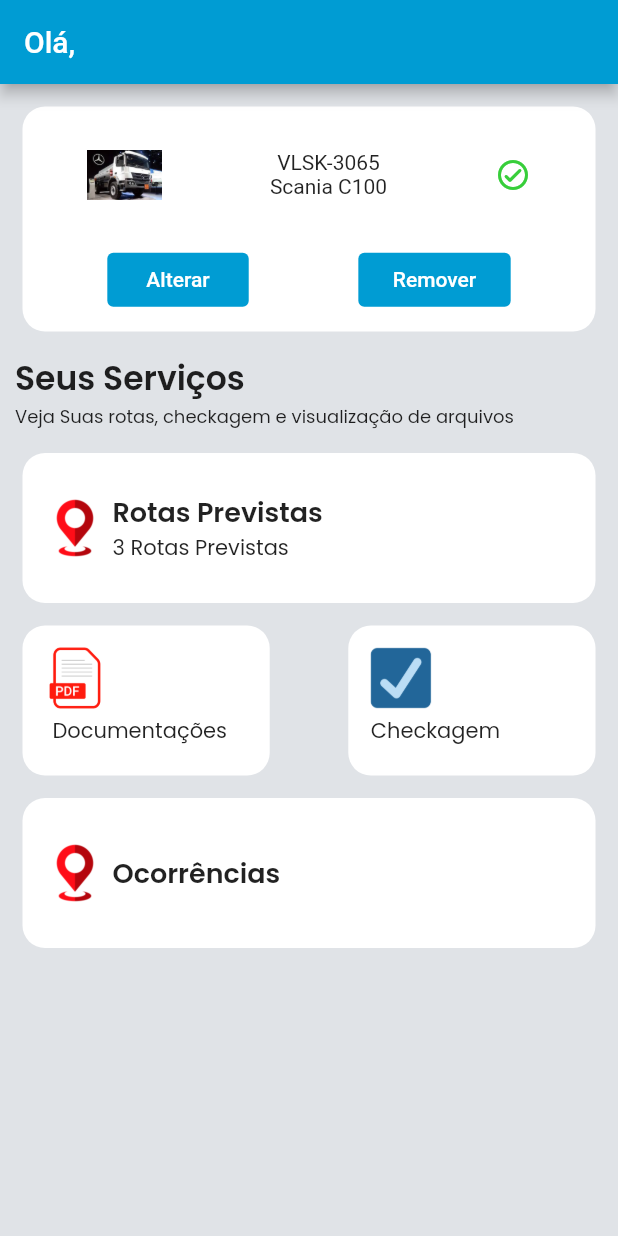
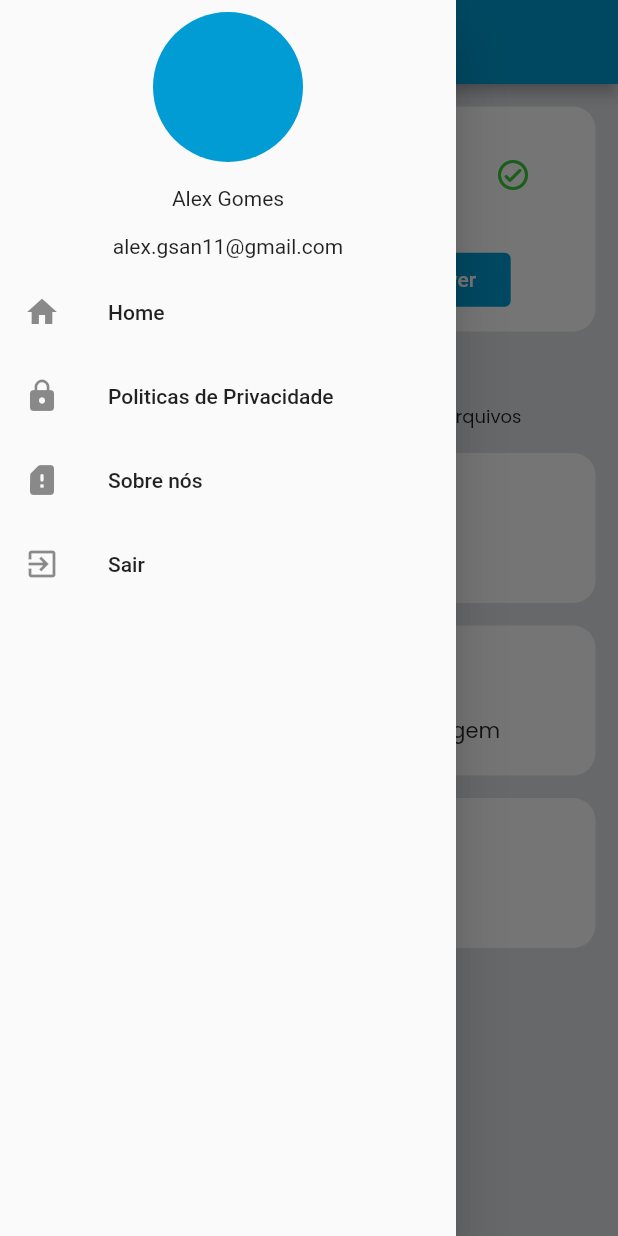
Before and after one commit to heitor1978/Sistema-gestao-app, a Flutter app: the screen it shows after launch, with the side drawer open (before the commit the screen has no drawer), on a phone screen of 412 x 824 dp. Run offline on Flutter 3.47's test engine with Material 2 defaults, Android fonts, the phone set to English and light mode, and no system bars; our stand-ins replace cloud_firestore, firebase_auth, firebase_core, google_fonts; accounts and stored records are empty.

Commit message:
Criação do Drawer com suas funcionalidades

```diff
--- a/lib/View/Home/home.dart
+++ b/lib/View/Home/home.dart
@@ -48,8 +48,59 @@ class _HomeState extends State<Home> {
     return Scaffold(
       backgroundColor: Color.fromARGB(255, 224, 227, 231),
       appBar: AppBar(
+        leading: IconButton(
+          onPressed: () {},
+          icon: Icon(Icons.menu),
+        ),
         backgroundColor: primaryColor,
-        title: Text("Olá, " + getName()),
+        title: Text("Olá, " + getName()), //
+      ),
+      drawer: Drawer(
+        child: ListView(
+          children: <Widget>[
+            Padding(
+              padding: const EdgeInsets.all(8.0),
+              child: CircleAvatar(
+                backgroundColor: primaryColor,
+                radius: 50,
+              ),
+            ),
+            Row(
+              mainAxisAlignment: MainAxisAlignment.center,
+              children: [
+                Padding(
+                  padding: const EdgeInsets.all(8.0),
+                  child: Text("Alex Gomes"),
+                ),
+              ],
+            ),
+            Row(
+              mainAxisAlignment: MainAxisAlignment.center,
+              children: [
+                Padding(
+                  padding: const EdgeInsets.all(8.0),
+                  child: Text("alex.gsan11@gmail.com"),
+                ),
+              ],
+            ),
+            ListTile(
+              leading: Icon(Icons.home),
+              title: Text("Home"),
+            ),
+            ListTile(
+              leading: Icon(Icons.lock),
+              title: Text("Politicas de Privacidade"),
+            ),
+            ListTile(
+              leading: Icon(Icons.sd_card_alert_rounded),
+              title: Text("Sobre nós"),
+            ),
+            ListTile(
+              leading: Icon(Icons.exit_to_app),
+              title: Text("Sair"),
+            )
+          ],
+        ),
       ),
       body: Column(
         children: [
@@ -130,7 +181,7 @@ class _HomeState extends State<Home> {
             ),
           ),
           Container(
-            margin: EdgeInsets.fromLTRB(10, 0, 0, 0),
+            margin: EdgeInsets.fromLTRB(15, 0, 0, 0),
             child: Row(
               crossAxisAlignment: CrossAxisAlignment.start,
               children: [
@@ -141,7 +192,7 @@ class _HomeState extends State<Home> {
             ),
           ),
           Container(
-            margin: EdgeInsets.fromLTRB(10, 0, 0, 0),
+            margin: EdgeInsets.fromLTRB(15, 0, 0, 0),
             child: Row(
               children: [
                 Text(
```
